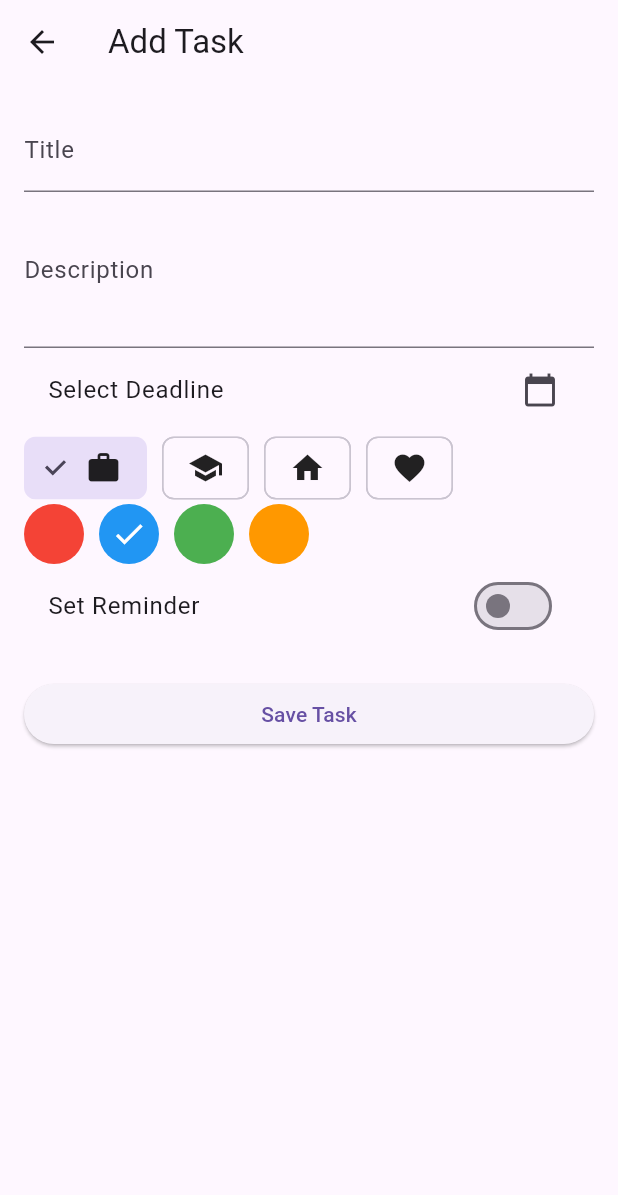
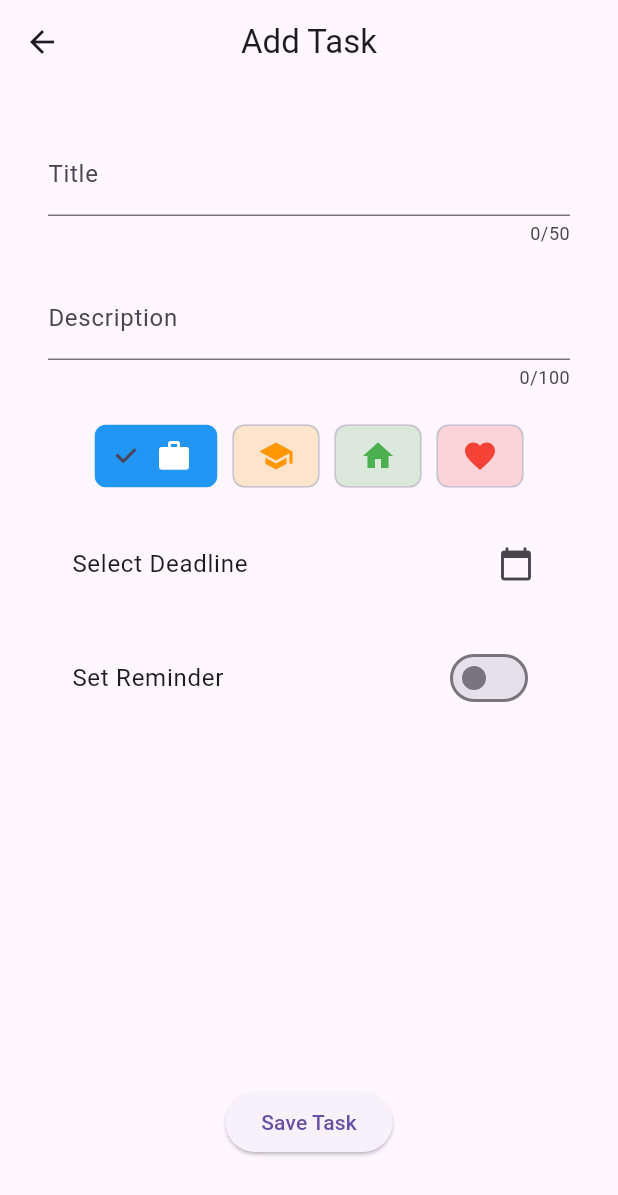
Before and after one commit to Marcosm8/To-Do-App, a Flutter app: the AddTaskPage screen opened directly, on a phone screen of 412 x 824 dp. Shown: the top 1195 px of the screen. Run offline on Flutter 3.47's test engine with Material 3 defaults, Android fonts, the phone set to English and light mode, and no system bars.

Commit message:
Added visual improvements to the add task page

```diff
--- a/lib/models/task.dart
+++ b/lib/models/task.dart
@@ -6,7 +6,7 @@ class Task {
   final String description;
   final DateTime? deadline;
   final IconData category;
-  final Color color;
+  // final Color color;
   final bool completed;
   final bool reminder;
 
@@ -16,7 +16,7 @@ class Task {
     required this.description,
     this.deadline,
     required this.category,
-    required this.color,
+    // required this.color,
     this.completed = false,
     required this.reminder,
   });
--- a/lib/views/add_task_page.dart
+++ b/lib/views/add_task_page.dart
@@ -18,31 +18,45 @@ class _AddTaskPageState extends State<AddTaskPage> {
   // Task properties
   DateTime? deadline;
   bool reminderEnabled = false;
-  Color selectedColor = Colors.blue;
+  // Color selectedColor = Colors.blue;
   IconData selectedCategory = Icons.work;
 
   // Build the UI
   @override
   Widget build(BuildContext context) {
     return Scaffold(
-      appBar: AppBar(title: const Text('Add Task')),
+      appBar: AppBar(title: const Text('Add Task'), centerTitle: true),
       body: Padding(
         padding: const EdgeInsets.all(16),
         // Form for task input
         child: Form(
           key: _formKey,
-          child: ListView(
+          child: Center(
+            child: ConstrainedBox(
+              constraints: const BoxConstraints(maxWidth: 500),
+              child: Container(
+                padding: const EdgeInsets.all(16),
+                child: Column(
                   children: [
                     // Various input fields
                     _titleField(),
+                    const SizedBox(height: 20),
                     _descriptionField(),
+                    const SizedBox(height: 20),
+                    _categoryPicker(),
+                    const SizedBox(height: 20),
                     _deadlinePicker(context),
-              _categoryPicker(),
-              _colorPicker(),
+                    const SizedBox(height: 20),
+                    // _colorPicker(),
+                    // const SizedBox(height: 20),
                     _reminderSwitch(),
+                    Spacer(),
+                    _saveButton(),
                     const SizedBox(height: 20),
-              _saveButton(),
                   ],
+                ),
+              ),
+            ),
           ),
         ),
       ),
@@ -53,6 +67,7 @@ class _AddTaskPageState extends State<AddTaskPage> {
   Widget _titleField() {
     return TextFormField(
       controller: titleController,
+      maxLength: 50,
       decoration: const InputDecoration(labelText: 'Title'),
       // Validation for title
       validator: (value) =>
@@ -64,8 +79,8 @@ class _AddTaskPageState extends State<AddTaskPage> {
   Widget _descriptionField() {
     return TextFormField(
       controller: descriptionController,
+      maxLength: 100,
       decoration: const InputDecoration(labelText: 'Description'),
-      maxLines: 3,
     );
   }
 
@@ -98,22 +113,31 @@ class _AddTaskPageState extends State<AddTaskPage> {
     );
   }
 
-  // Category picker
   Widget _categoryPicker() {
-    // Sample categories
-    final categories = [Icons.work, Icons.school, Icons.home, Icons.favorite];
-    // Display categories as choice chips
+    // Map each icon to a color
+    final Map<IconData, Color> categoryColors = {
+      Icons.work: Colors.blue,
+      Icons.school: Colors.orange,
+      Icons.home: Colors.green,
+      Icons.favorite: Colors.red,
+    };
+
     return Wrap(
-      // Spacing between chips
       spacing: 10,
-      children: categories.map((icon) {
-        // Create a choice chip for each category
+      children: categoryColors.entries.map((entry) {
+        final icon = entry.key;
+        final color = entry.value;
+        final isSelected = selectedCategory == icon;
+
         return ChoiceChip(
-          label: Icon(icon),
-          // Highlight if selected
-          selected: selectedCategory == icon,
+          label: Icon(
+            icon,
+            color: isSelected ? Colors.white : color, // Icon color
+          ),
+          selected: isSelected,
+          selectedColor: color, // Chip background when selected
+          backgroundColor: color.withOpacity(0.2), // Unselected chip
           onSelected: (_) {
-            // Update selected category
             setState(() => selectedCategory = icon);
           },
         );
@@ -121,32 +145,32 @@ class _AddTaskPageState extends State<AddTaskPage> {
     );
   }
 
-  // Color picker
-  Widget _colorPicker() {
-    // Sample colors
-    final colors = [Colors.red, Colors.blue, Colors.green, Colors.orange];
-    // Display colors as selectable circles
-    return Wrap(
-      // Spacing between color options
-      spacing: 10,
-      // Generate color options
-      children: colors.map((color) {
-        // Create a selectable color circle
-        return GestureDetector(
-          // Select color on tap
-          onTap: () => setState(() => selectedColor = color),
-          // Display the color circle
-          child: CircleAvatar(
-            backgroundColor: color,
-            // Show checkmark if selected
-            child: selectedColor == color
-                ? const Icon(Icons.check, color: Colors.white)
-                : null,
-          ),
-        );
-      }).toList(),
-    );
-  }
+  // // Color picker
+  // Widget _colorPicker() {
+  //   // Sample colors
+  //   final colors = [Colors.red, Colors.blue, Colors.green, Colors.orange];
+  //   // Display colors as selectable circles
+  //   return Wrap(
+  //     // Spacing between color options
+  //     spacing: 10,
+  //     // Generate color options
+  //     children: colors.map((color) {
+  //       // Create a selectable color circle
+  //       return GestureDetector(
+  //         // Select color on tap
+  //         onTap: () => setState(() => selectedColor = color),
+  //         // Display the color circle
+  //         child: CircleAvatar(
+  //           backgroundColor: color,
+  //           // Show checkmark if selected
+  //           child: selectedColor == color
+  //               ? const Icon(Icons.check, color: Colors.white)
+  //               : null,
+  //         ),
+  //       );
+  //     }).toList(),
+  //   );
+  // }
 
   // Reminder switch
   Widget _reminderSwitch() {
@@ -177,7 +201,7 @@ class _AddTaskPageState extends State<AddTaskPage> {
             description: descriptionController.text,
             deadline: deadline,
             category: selectedCategory,
-            color: selectedColor,
+            // color: selectedColor,
             reminder: reminderEnabled,
           );
           // Return the new task to the previous screen
```
Lines whose indentation alone changed are shown as unchanged.
